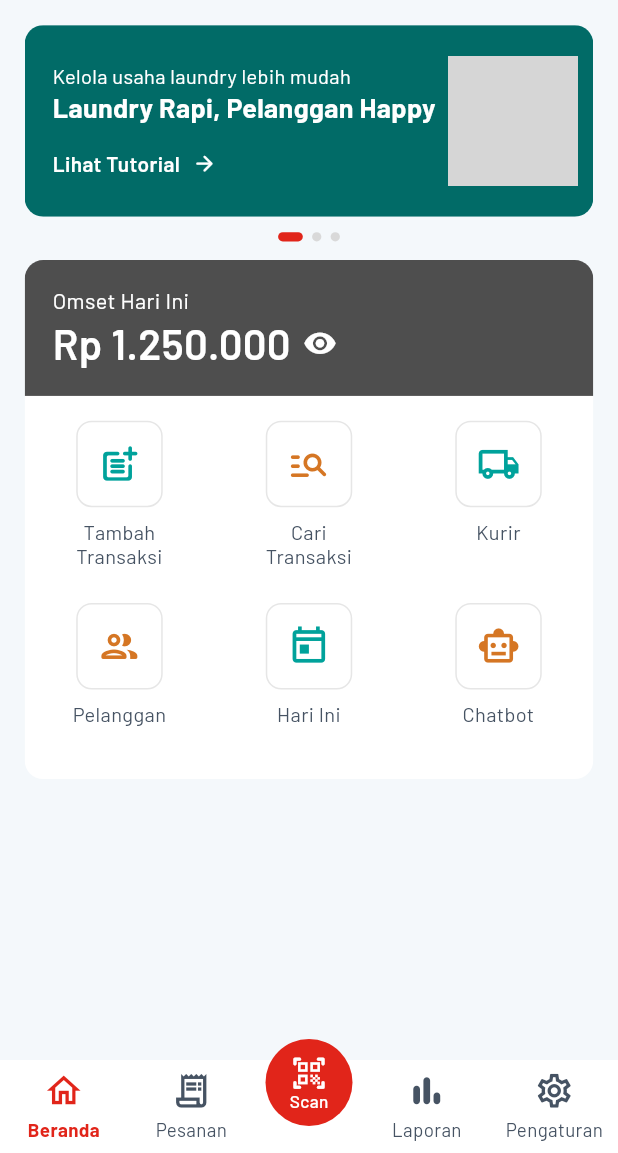
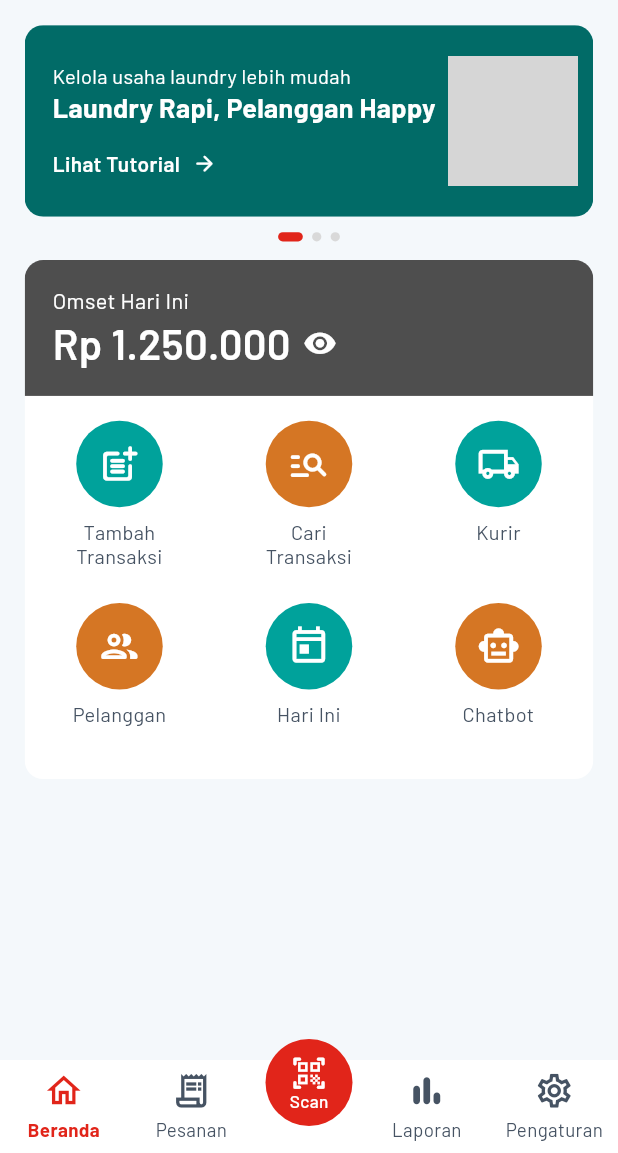
Before and after one commit to rajabadutiklan-lab/Washeo, a Flutter app: the screen it shows after launch, on a phone screen of 412 x 824 dp, the part 83-1236 px from its top. Run offline on Flutter 3.47's test engine with Material 3 defaults, Android fonts, the phone set to English and light mode, and no system bars; our stand-ins replace google_fonts; grey boxes are pictures that could not be loaded.

Commit message:
Beranda: ikon grid bulat berwarna
Co-Authored-By: Claude Opus 5.5 <noreply@anthropic.com>
Claude-Session: https://claude.ai/code/session_016aBwdT5JbhdtojzFCvAF2Z

```diff
--- a/lib/screens/beranda_screen.dart
+++ b/lib/screens/beranda_screen.dart
@@ -165,12 +165,11 @@ class _OmsetCardState extends State<_OmsetCard> {
                                     width: 56,
                                     height: 56,
                                     decoration: BoxDecoration(
-                                      color: Colors.white,
-                                      borderRadius: BorderRadius.circular(10),
-                                      border: Border.all(color: kLine),
+                                      shape: BoxShape.circle,
+                                      color: a.color,
                                     ),
                                     child: Icon(a.icon,
-                                        color: a.color, size: 28),
+                                        color: Colors.white, size: 28),
                                   ),
                                   const SizedBox(height: 8),
                                   SizedBox(
```
